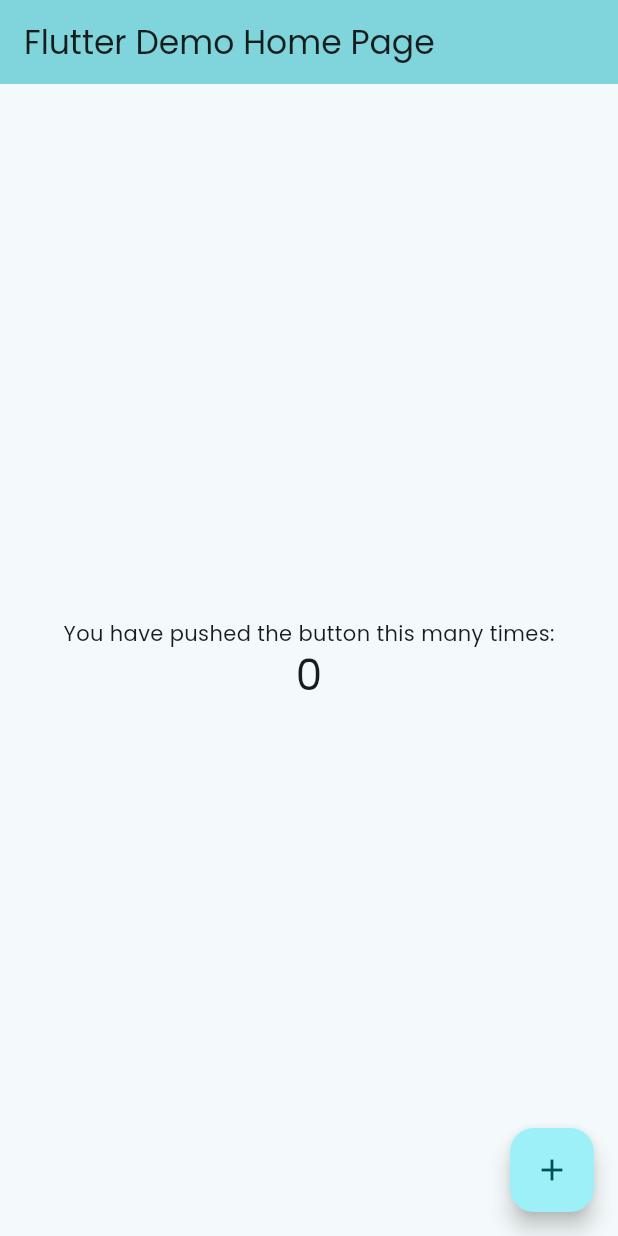
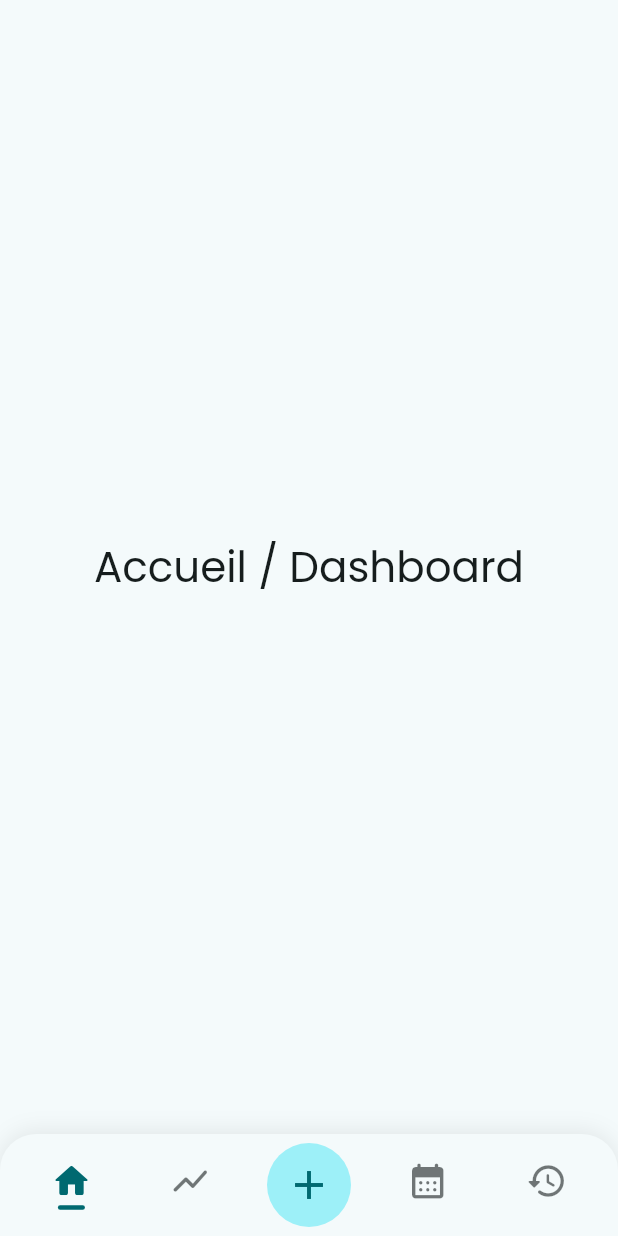
Before and after one commit to WilliamAGENEAU/cycles, a Flutter app: the screen it shows after launch, on a phone screen of 412 x 824 dp. Run offline on Flutter 3.47's test engine with Material 3 defaults, Android fonts, the phone set to English and light mode, and no system bars; our stand-ins replace google_fonts.

Commit message:
nav bar ready

````diff
--- a/lib/main.dart
+++ b/lib/main.dart
@@ -1,3 +1,5 @@
+import 'package:cycles/routes/routes.dart';
+import 'package:cycles/sections/home/home_page.dart';
 import 'package:flutter/material.dart';
 import 'util.dart';
 import 'theme.dart';
@@ -20,79 +22,8 @@
       title: 'Cycles',
       theme: brightness == Brightness.light ? theme.light() : theme.dark(),
       debugShowCheckedModeBanner: false,
-      home: const MyHomePage(title: 'Flutter Demo Home Page'),
+      initialRoute: HomePage.homePageRoute,
+      onGenerateRoute: RouteConfiguration.onGenerateRoute,
     );
   }
 }
-
-class MyHomePage extends StatefulWidget {
-  const MyHomePage({super.key, required this.title});
-
-  final String title;
-
-  @override
-  State<MyHomePage> createState() => _MyHomePageState();
-}
-
-class _MyHomePageState extends State<MyHomePage> {
-  int _counter = 0;
-
-  void _incrementCounter() {
-    setState(() {
-      _counter++;
-    });
-  }
-
-  @override
-  Widget build(BuildContext context) {
-    // This method is rerun every time setState is called, for instance as done
-    // by the _incrementCounter method above.
-    //
-    // The Flutter framework has been optimized to make rerunning build methods
-    // fast, so that you can just rebuild anything that needs updating rather
-    // than having to individually change instances of widgets.
-    return Scaffold(
-      appBar: AppBar(
-        // TRY THIS: Try changing the color here to a specific color (to
-        // Colors.amber, perhaps?) and trigger a hot reload to see the AppBar
-        // change color while the other colors stay the same.
-        backgroundColor: Theme.of(context).colorScheme.inversePrimary,
-        // Here we take the value from the MyHomePage object that was created by
-        // the App.build method, and use it to set our appbar title.
-        title: Text(widget.title),
-      ),
-      body: Center(
-        // Center is a layout widget. It takes a single child and positions it
-        // in the middle of the parent.
-        child: Column(
-          // Column is also a layout widget. It takes a list of children and
-          // arranges them vertically. By default, it sizes itself to fit its
-          // children horizontally, and tries to be as tall as its parent.
-          //
-          // Column has various properties to control how it sizes itself and
-          // how it positions its children. Here we use mainAxisAlignment to
-          // center the children vertically; the main axis here is the vertical
-          // axis because Columns are vertical (the cross axis would be
-          // horizontal).
-          //
-          // TRY THIS: Invoke "debug painting" (choose the "Toggle Debug Paint"
-          // action in the IDE, or press "p" in the console), to see the
-          // wireframe for each widget.
-          mainAxisAlignment: MainAxisAlignment.center,
-          children: <Widget>[
-            const Text('You have pushed the button this many times:'),
-            Text(
-              '$_counter',
-              style: Theme.of(context).textTheme.headlineMedium,
-            ),
-          ],
-        ),
-      ),
-      floatingActionButton: FloatingActionButton(
-        onPressed: _incrementCounter,
-        tooltip: 'Increment',
-        child: const Icon(Icons.add),
-      ), // This trailing comma makes auto-formatting nicer for build methods.
-    );
-  }
-}
--- /dev/null
+++ b/lib/routes/routes.dart
@@ -0,0 +1,82 @@
+import 'package:cycles/sections/analyse/analyse_page.dart';
+import 'package:cycles/sections/calendrier/calendrier_page.dart';
+import 'package:cycles/sections/historique/historique_page.dart';
+import 'package:cycles/sections/home/home_page.dart';
+import 'package:cycles/sections/saisie/saisie_page.dart';
+import 'package:flutter/material.dart';
+
+typedef PathWidgetBuilder =
+    Widget Function(BuildContext, String? /*Map<String, String>*/);
+
+class Path {
+  const Path(this.pattern, this.builder);
+
+  /// A RegEx string for route matching.
+  final String pattern;
+
+  /// The builder for the associated pattern route. The first argument is the
+  /// [BuildContext] and the second argument is any RegEx matches if such are
+  /// included inside of the pattern. See example:
+  ///
+  /// ```dart
+  /// Path(
+  ///   'r'^/demo/(?<slug>[\w-]+)$',
+  ///   (context, matches) => Page(argument: matches['slug']),
+  /// )
+  /// ```
+  final PathWidgetBuilder builder;
+}
+
+class RouteConfiguration {
+  /// List of [Path] to for route matching. When a named route is pushed with
+  /// [Navigator.pushNamed], the route name is matched with the [Path.pattern]
+  /// in the list below. As soon as there is a match, the associated builder
+  /// will be returned. This means that the paths higher up in the list will
+  /// take priority.
+  static List<Path> paths = [
+    Path(r'^' + HomePage.homePageRoute, (context, matches) => HomePage()),
+    Path(
+      r'^' + AnalysePage.analysePageRoute,
+      (context, matches) => AnalysePage(),
+    ),
+    Path(r'^' + SaisiePage.saisiePageRoute, (context, matches) => SaisiePage()),
+    Path(
+      r'^' + CalendrierPage.calendrierPageRoute,
+      (context, matches) => CalendrierPage(),
+    ),
+    Path(
+      r'^' + HistoriquePage.historiquePageRoute,
+      (context, matches) => HistoriquePage(),
+    ),
+  ];
+
+  static Route<dynamic>? onGenerateRoute(RouteSettings settings) {
+    for (Path path in paths) {
+      final regExpPattern = RegExp(path.pattern);
+      if (regExpPattern.hasMatch(settings.name!)) {
+        final firstMatch = regExpPattern.firstMatch(settings.name!)!;
+        final match = (firstMatch.groupCount == 1) ? firstMatch.group(1) : null;
+        return NoAnimationMaterialPageRoute<void>(
+          builder: (context) => path.builder(context, match),
+          settings: settings,
+        );
+      }
+    }
+    // If no match is found, [WidgetsApp.onUnknownRoute] handles it.
+    return null;
+  }
+}
+
+class NoAnimationMaterialPageRoute<T> extends MaterialPageRoute<T> {
+  NoAnimationMaterialPageRoute({required super.builder, super.settings});
+
+  @override
+  Widget buildTransitions(
+    BuildContext context,
+    Animation<double> animation,
+    Animation<double> secondaryAnimation,
+    Widget child,
+  ) {
+    return child;
+  }
+}
--- /dev/null
+++ b/lib/sections/home/home_page.dart
@@ -0,0 +1,44 @@
+import 'package:cycles/values/values.dart';
+import 'package:cycles/widgets/nav_bar.dart';
+import 'package:flutter/material.dart';
+
+class HomePage extends StatefulWidget {
+  static const String homePageRoute = StringConst.HOME_PAGE;
+  const HomePage({super.key});
+
+  @override
+  State<HomePage> createState() => _HomePageState();
+}
+
+class _HomePageState extends State<HomePage> {
+  static const List<String> _routes = [
+    StringConst.HOME_PAGE,
+    StringConst.ANALYSE_PAGE,
+    StringConst.SAISIE_PAGE,
+    StringConst.CALENDRIER_PAGE,
+    StringConst.HISTORIQUE_PAGE,
+  ];
+
+  final int _selectedIndex = 0;
+
+  void _onNavTap(int index) {
+    if (_selectedIndex == index) return;
+    Navigator.pushReplacementNamed(context, _routes[index]);
+  }
+
+  @override
+  Widget build(BuildContext context) {
+    return Scaffold(
+      body: Center(
+        child: Text(
+          'Accueil / Dashboard',
+          style: Theme.of(context).textTheme.headlineMedium,
+        ),
+      ),
+      bottomNavigationBar: BottomNavBar(
+        currentIndex: _selectedIndex,
+        onTap: _onNavTap,
+      ),
+    );
+  }
+}
--- a/lib/theme.dart
+++ b/lib/theme.dart
@@ -343,7 +343,7 @@
       bodyColor: colorScheme.onSurface,
       displayColor: colorScheme.onSurface,
     ),
-    scaffoldBackgroundColor: colorScheme.background,
+    scaffoldBackgroundColor: colorScheme.surface,
     canvasColor: colorScheme.surface,
   );
 
--- /dev/null
+++ b/lib/values/strings.dart
@@ -0,0 +1,16 @@
+// ignore_for_file: constant_identifier_names
+
+part of 'values.dart';
+
+class StringConst {
+  //strings
+  static const String APP_NAME = "Cycles";
+  static const String APP_TITLE = "Cycles";
+
+  //Routes
+  static const String HOME_PAGE = "/home";
+  static const String ANALYSE_PAGE = "/analyze";
+  static const String SAISIE_PAGE = "/saisie";
+  static const String CALENDRIER_PAGE = "/calendrier";
+  static const String HISTORIQUE_PAGE = "/historique";
+}
--- /dev/null
+++ b/lib/values/values.dart
@@ -0,0 +1,4 @@
+// ignore: unnecessary_library_name
+library values;
+
+part 'strings.dart';
--- /dev/null
+++ b/lib/widgets/nav_bar.dart
@@ -0,0 +1,152 @@
+// ignore_for_file: deprecated_member_use
+
+import 'package:flutter/material.dart';
+
+class BottomNavBar extends StatelessWidget {
+  final int currentIndex;
+  final ValueChanged<int> onTap;
+
+  const BottomNavBar({
+    super.key,
+    required this.currentIndex,
+    required this.onTap,
+  });
+
+  @override
+  Widget build(BuildContext context) {
+    final colorScheme = Theme.of(context).colorScheme;
+    return SafeArea(
+      child: Container(
+        decoration: BoxDecoration(
+          color: colorScheme.surface,
+          borderRadius: const BorderRadius.vertical(top: Radius.circular(24)),
+          boxShadow: [
+            BoxShadow(
+              color: colorScheme.shadow.withOpacity(0.08),
+              blurRadius: 12,
+              offset: const Offset(0, -2),
+            ),
+          ],
+        ),
+        padding: const EdgeInsets.symmetric(horizontal: 8, vertical: 6),
+        child: Row(
+          mainAxisAlignment: MainAxisAlignment.spaceAround,
+          children: [
+            _NavIcon(
+              icon: Icons.home_rounded,
+              selected: currentIndex == 0,
+              onTap: () => onTap(0),
+            ),
+            _NavIcon(
+              icon: Icons.show_chart_rounded,
+              selected: currentIndex == 1,
+              onTap: () => onTap(1),
+            ),
+            _MainNavButton(selected: currentIndex == 2, onTap: () => onTap(2)),
+            _NavIcon(
+              icon: Icons.calendar_month_rounded,
+              selected: currentIndex == 3,
+              onTap: () => onTap(3),
+            ),
+            _NavIcon(
+              icon: Icons.history_rounded,
+              selected: currentIndex == 4,
+              onTap: () => onTap(4),
+            ),
+          ],
+        ),
+      ),
+    );
+  }
+}
+
+class _NavIcon extends StatelessWidget {
+  final IconData icon;
+  final bool selected;
+  final VoidCallback onTap;
+
+  const _NavIcon({
+    required this.icon,
+    required this.selected,
+    required this.onTap,
+  });
+
+  @override
+  Widget build(BuildContext context) {
+    final colorScheme = Theme.of(context).colorScheme;
+    return Expanded(
+      child: GestureDetector(
+        onTap: onTap,
+        behavior: HitTestBehavior.opaque,
+        child: AnimatedContainer(
+          duration: const Duration(milliseconds: 200),
+          padding: const EdgeInsets.symmetric(vertical: 6),
+          child: Column(
+            mainAxisSize: MainAxisSize.min,
+            children: [
+              Icon(
+                icon,
+                color: selected
+                    ? colorScheme.primary
+                    : colorScheme.onSurface.withOpacity(0.6),
+                size: 28,
+              ),
+              AnimatedContainer(
+                duration: const Duration(milliseconds: 200),
+                margin: const EdgeInsets.only(top: 2),
+                height: 3,
+                width: selected ? 18 : 0,
+                decoration: BoxDecoration(
+                  color: colorScheme.primary,
+                  borderRadius: BorderRadius.circular(2),
+                ),
+              ),
+            ],
+          ),
+        ),
+      ),
+    );
+  }
+}
+
+class _MainNavButton extends StatelessWidget {
+  final bool selected;
+  final VoidCallback onTap;
+
+  const _MainNavButton({required this.selected, required this.onTap});
+
+  @override
+  Widget build(BuildContext context) {
+    final colorScheme = Theme.of(context).colorScheme;
+    return Expanded(
+      child: GestureDetector(
+        onTap: onTap,
+        child: AnimatedContainer(
+          duration: const Duration(milliseconds: 200),
+          curve: Curves.easeOut,
+          height: 56,
+          width: 56,
+          decoration: BoxDecoration(
+            color: selected
+                ? colorScheme.primary
+                : colorScheme.primaryContainer,
+            shape: BoxShape.circle,
+            boxShadow: [
+              if (selected)
+                BoxShadow(
+                  color: colorScheme.primary.withOpacity(0.18),
+                  blurRadius: 16,
+                  offset: const Offset(0, 4),
+                ),
+            ],
+          ),
+          child: Icon(
+            Icons.add,
+            color: selected ? colorScheme.onPrimary : colorScheme.primary,
+            size: 32,
+          ),
+        ),
+      ),
+    );
+  }
+}
````
Also changed, not shown: lib/sections/analyse/analyse_page.dart (added, +45 -0 lines), lib/sections/calendrier/calendrier_page.dart (added, +45 -0 lines), lib/sections/historique/historique_page.dart (added, +45 -0 lines), lib/sections/saisie/saisie_page.dart (added, +45 -0 lines).
